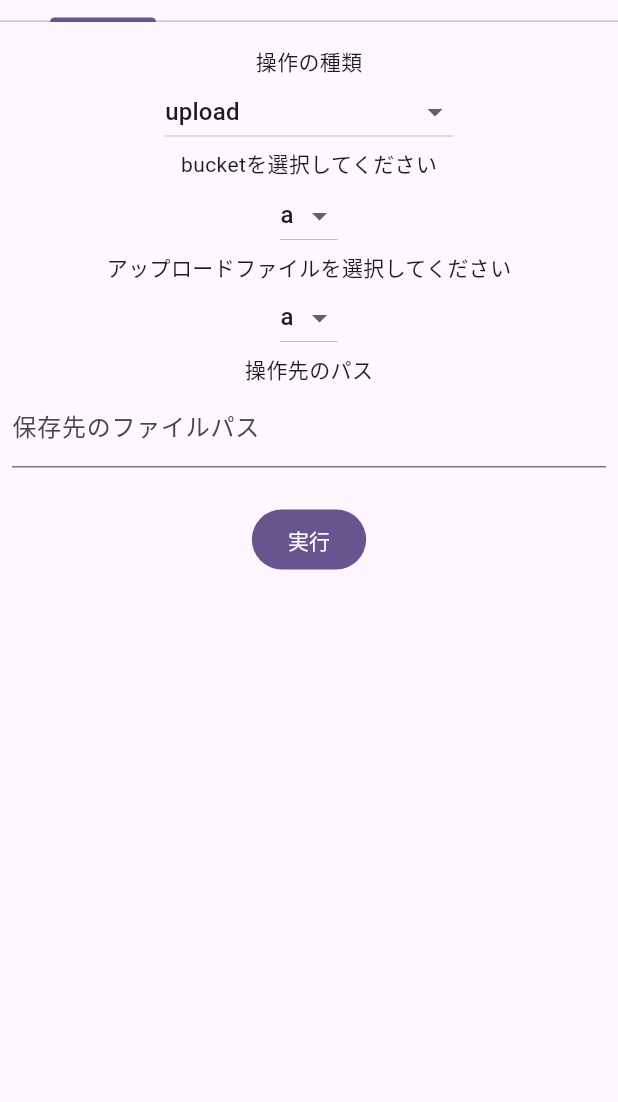
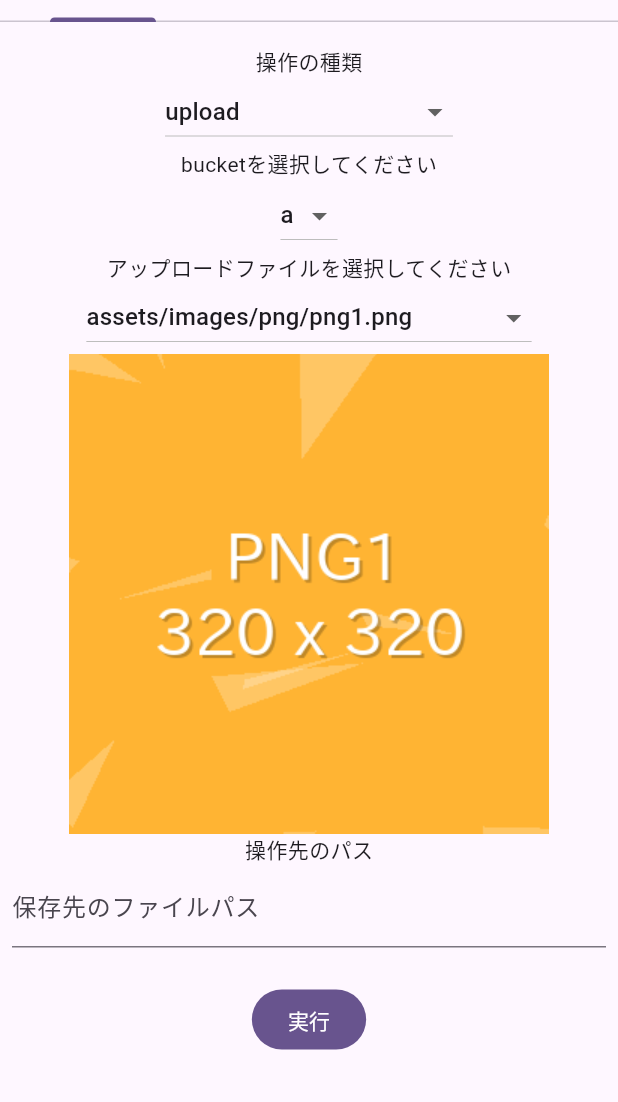
Before and after one commit to Pregum/supabase_storage_rls_practice, a Flutter app: the screen it shows once a user with an empty profile is signed in, on a phone screen of 412 x 824 dp, the part 134-1236 px from its top. Run offline on Flutter 3.47's test engine with Material 3 defaults, Android fonts, the phone set to English and light mode, and no system bars; our stand-ins replace auto_route, flutter_hooks, freezed_annotation, gap, hooks_riverpod, logger and 2 more; accounts and stored records are empty; generated files the repository leaves out were written again.

Commit message:
update: アップロードファイルの選択UIを追加
png以外の拡張子のファイルを追加していく

```diff
--- a/lib/ui/pages/play_ground/upload_options_form.dart
+++ b/lib/ui/pages/play_ground/upload_options_form.dart
@@ -2,8 +2,10 @@ import 'package:flutter/material.dart';
 import 'package:flutter_hooks/flutter_hooks.dart';
 import 'package:gap/gap.dart';
 import 'package:hooks_riverpod/hooks_riverpod.dart';
+import 'package:supabase_storage_rls_practice/config/logger.dart';
 import 'package:supabase_storage_rls_practice/domain/model/bucket_kind.dart';
 import 'package:supabase_storage_rls_practice/domain/model/storage_command_parameter.dart';
+import 'package:supabase_storage_rls_practice/gen/assets.gen.dart';
 
 class UploadOptionsForm extends HookConsumerWidget {
   final UploadCommandParameter parameter;
@@ -15,6 +17,14 @@ class UploadOptionsForm extends HookConsumerWidget {
     final sourceFilePathController = useTextEditingController();
     final destFilePathController = useTextEditingController();
 
+    // logger.d(Assets.images.png.values.map((e) => e.path));
+
+    useEffect(() {
+      parameter.value = parameter.value
+          .copyWith(sourceFilePath: Assets.images.png.values.first.path);
+      return () {};
+    }, []);
+
     return Form(
       child: Column(
         children: [
@@ -24,6 +34,7 @@ class UploadOptionsForm extends HookConsumerWidget {
             items: [
               for (final bucketKind in BucketKind.values)
                 DropdownMenuItem(
+                  key: ValueKey('bucket-$bucketKind'),
                   value: bucketKind,
                   child: Text(bucketKind.name),
                 ),
@@ -36,22 +47,29 @@ class UploadOptionsForm extends HookConsumerWidget {
             },
           ),
           const Text('アップロードファイルを選択してください'),
-          DropdownButton(
-            value: parameter.value.bucketKind,
+          DropdownButton<String>(
+            value: parameter.value.sourceFilePath,
             items: [
-              for (final bucketKind in BucketKind.values)
-                DropdownMenuItem(
+              for (final bucketKind
+                  in Assets.images.png.values.map((e) => e.path))
+                DropdownMenuItem<String>(
                   value: bucketKind,
-                  child: Text(bucketKind.name),
+                  child: Text(bucketKind),
                 ),
             ],
             onChanged: (newValue) {
               if (newValue == null) {
                 return;
               }
-              parameter.value = parameter.value.copyWith(bucketKind: newValue);
+              parameter.value =
+                  parameter.value.copyWith(sourceFilePath: newValue);
             },
           ),
+          if (parameter.value.sourceFilePath.isNotEmpty)
+            Image.asset(
+              parameter.value.sourceFilePath,
+              fit: BoxFit.cover,
+            ),
           const Text('操作先のパス'),
           TextField(
             controller: destFilePathController,
```
